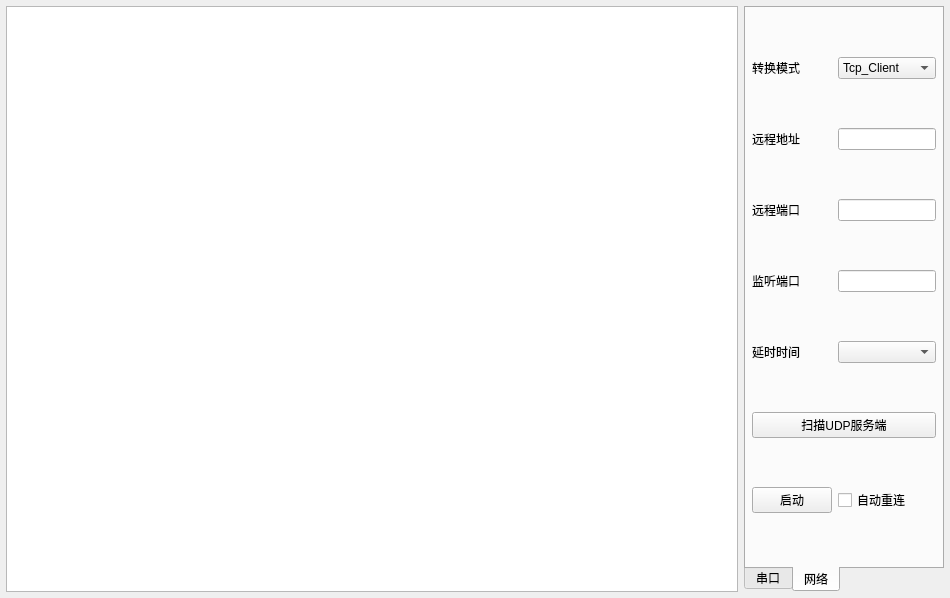
Old version of the form module/SerialPort/Ui_frmComTool.ui in the repository zhengyeli/littleTools.
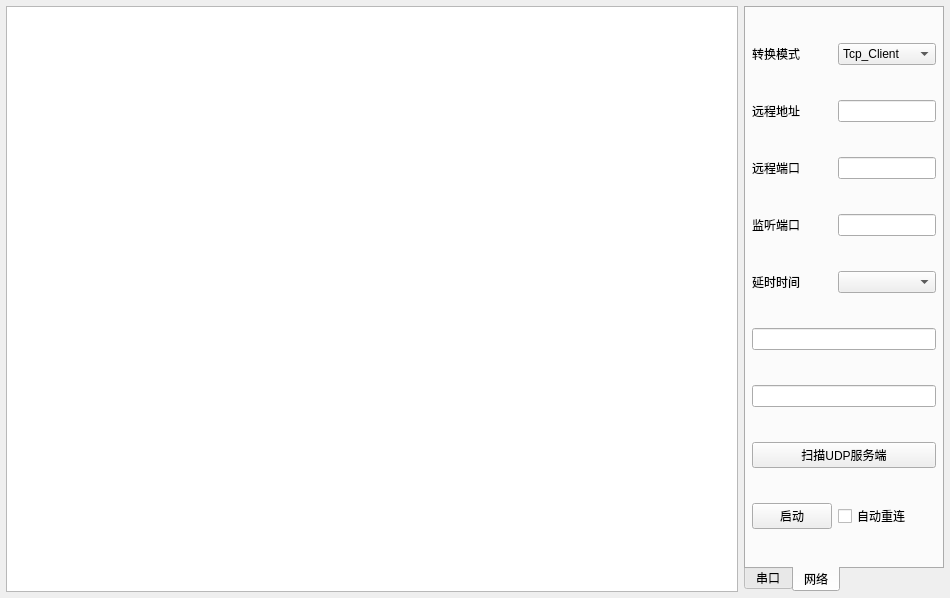
New version of the form. The open tabs and pages were chosen to show the change.

Commit message: fix network tool: send data to each other

```diff
--- a/module/SerialPort/Ui_frmComTool.ui
+++ b/module/SerialPort/Ui_frmComTool.ui
@@ -434,45 +434,76 @@
           <property name="bottomMargin">
            <number>6</number>
           </property>
-          <item row="2" column="0">
+          <item row="3" column="0">
+           <widget class="QLabel" name="labServerIP">
+            <property name="text">
+             <string>远程地址</string>
+            </property>
+           </widget>
+          </item>
+          <item row="9" column="0" colspan="2">
+           <widget class="QPushButton" name="scan">
+            <property name="text">
+             <string>扫描UDP服务端</string>
+            </property>
+           </widget>
+          </item>
+          <item row="6" column="0">
+           <widget class="QLabel" name="labSleepTime">
+            <property name="text">
+             <string>延时时间</string>
+            </property>
+           </widget>
+          </item>
+          <item row="5" column="1">
+           <widget class="QLineEdit" name="txtListenPort"/>
+          </item>
+          <item row="4" column="0">
            <widget class="QLabel" name="labServerPort">
             <property name="text">
              <string>远程端口</string>
             </property>
            </widget>
           </item>
-          <item row="3" column="1">
-           <widget class="QLineEdit" name="txtListenPort"/>
+          <item row="4" column="1">
+           <widget class="QLineEdit" name="txtServerPort">
+            <property name="text">
+             <string/>
+            </property>
+           </widget>
           </item>
-          <item row="1" column="1">
+          <item row="3" column="1">
            <widget class="QLineEdit" name="txtServerIP">
             <property name="text">
              <string/>
             </property>
            </widget>
           </item>
-          <item row="3" column="0">
+          <item row="5" column="0">
            <widget class="QLabel" name="labListenPort">
             <property name="text">
              <string>监听端口</string>
             </property>
            </widget>
           </item>
-          <item row="0" column="0">
+          <item row="10" column="1">
+           <widget class="QCheckBox" name="ckAutoConnect">
+            <property name="text">
+             <string>自动重连</string>
+            </property>
+           </widget>
+          </item>
+          <item row="6" column="1">
+           <widget class="QComboBox" name="cboxSleepTime"/>
+          </item>
+          <item row="2" column="0">
            <widget class="QLabel" name="labMode">
             <property name="text">
              <string>转换模式</string>
             </property>
            </widget>
           </item>
-          <item row="5" column="0" colspan="2">
-           <widget class="QPushButton" name="scan">
-            <property name="text">
-             <string>扫描UDP服务端</string>
-            </property>
-           </widget>
-          </item>
-          <item row="0" column="1">
+          <item row="2" column="1">
            <widget class="QComboBox" name="cboxMode">
             <item>
              <property name="text">
@@ -496,41 +527,24 @@
             </item>
            </widget>
           </item>
-          <item row="4" column="1">
-           <widget class="QComboBox" name="cboxSleepTime"/>
-          </item>
-          <item row="1" column="0">
-           <widget class="QLabel" name="labServerIP">
-            <property name="text">
-             <string>远程地址</string>
+          <item row="7" column="0" colspan="2">
+           <widget class="QLineEdit" name="lineEditLocal">
+            <property name="readOnly">
+             <bool>true</bool>
             </property>
            </widget>
           </item>
-          <item row="2" column="1">
-           <widget class="QLineEdit" name="txtServerPort">
-            <property name="text">
-             <string/>
-            </property>
-           </widget>
-          </item>
-          <item row="4" column="0">
-           <widget class="QLabel" name="labSleepTime">
-            <property name="text">
-             <string>延时时间</string>
-            </property>
-           </widget>
-          </item>
-          <item row="6" column="0">
+          <item row="10" column="0">
            <widget class="QPushButton" name="btnStart">
             <property name="text">
              <string>启动</string>
             </property>
            </widget>
           </item>
-          <item row="6" column="1">
-           <widget class="QCheckBox" name="ckAutoConnect">
-            <property name="text">
-             <string>自动重连</string>
+          <item row="8" column="0" colspan="2">
+           <widget class="QLineEdit" name="lineEditRemote">
+            <property name="readOnly">
+             <bool>true</bool>
             </property>
            </widget>
           </item>
```
Left out of the diff: 2 changed lines with no effect on the pictures. The commit also changes 5 other files.
